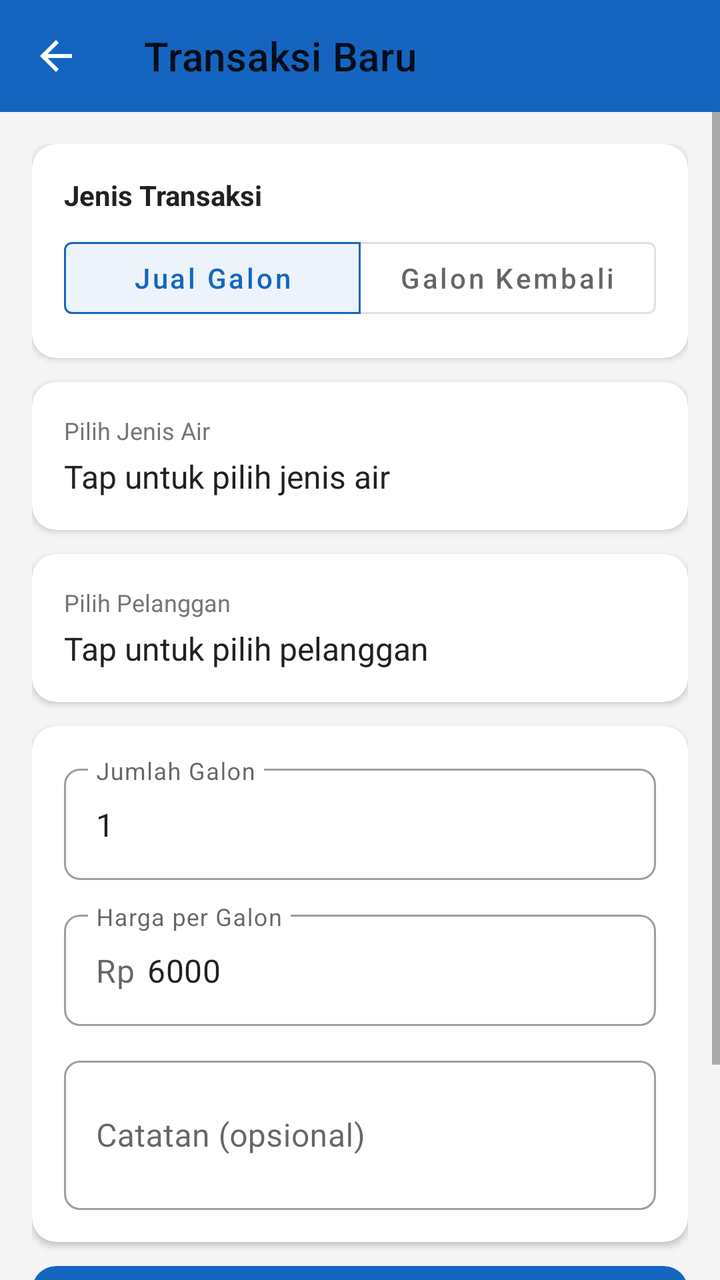
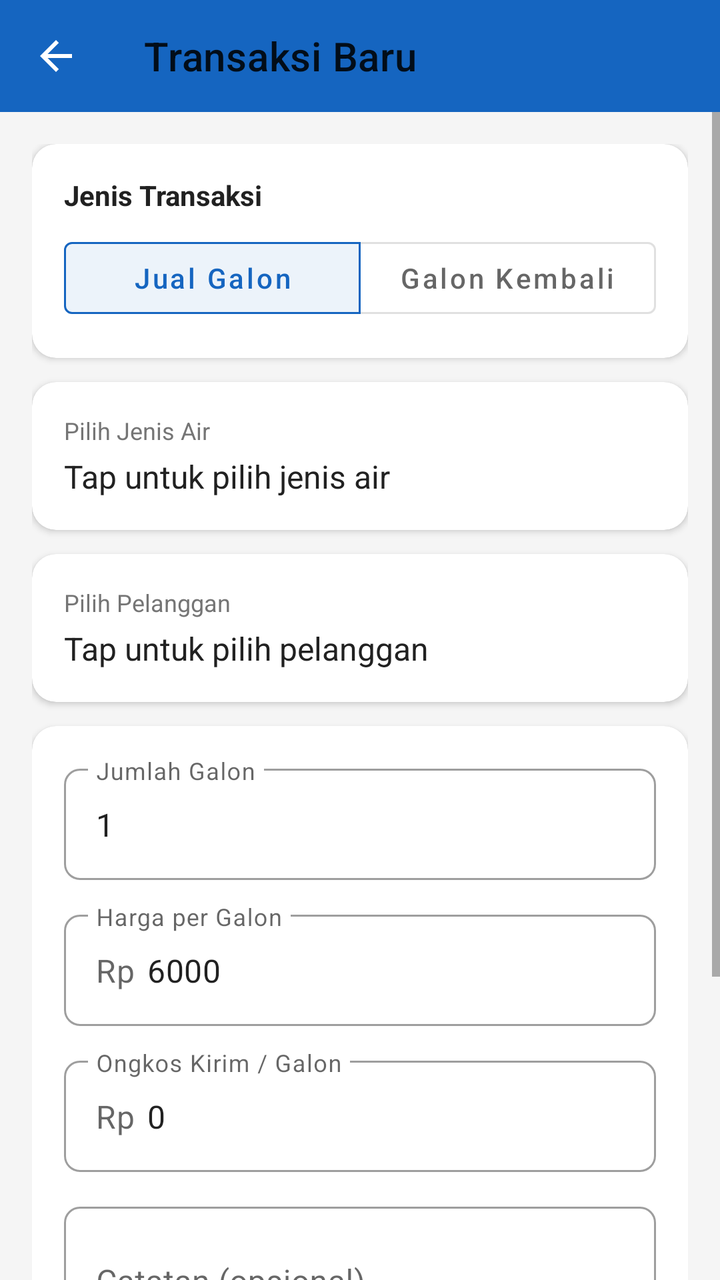

Screens rendered from an Android XML layout before and after an edit, with the pre-edit source and the edit as a unified diff.
<!-- AndroidManifest.xml: application theme Theme.DAMIUPOS -->
<!-- res/layout/activity_transaction.xml -->
<?xml version="1.0" encoding="utf-8"?>
<LinearLayout
    xmlns:android="http://schemas.android.com/apk/res/android"
    xmlns:app="http://schemas.android.com/apk/res-auto"
    android:layout_width="match_parent"
    android:layout_height="match_parent"
    android:orientation="vertical"
    android:background="@color/grey_light">

    <com.google.android.material.appbar.AppBarLayout
        android:layout_width="match_parent"
        android:layout_height="wrap_content">

        <androidx.appcompat.widget.Toolbar
            android:id="@+id/toolbar"
            android:layout_width="match_parent"
            android:layout_height="?attr/actionBarSize"
            android:background="@color/primary"
            android:titleTextColor="@color/white"
            app:navigationIcon="@drawable/ic_arrow_back"
            app:title="@string/transaksi_baru" />
    </com.google.android.material.appbar.AppBarLayout>

    <ScrollView
        android:layout_width="match_parent"
        android:layout_height="match_parent">

        <LinearLayout
            android:layout_width="match_parent"
            android:layout_height="wrap_content"
            android:orientation="vertical"
            android:padding="16dp">

            
            <com.google.android.material.card.MaterialCardView
                android:layout_width="match_parent"
                android:layout_height="wrap_content"
                app:cardCornerRadius="12dp"
                app:cardElevation="2dp">

                <LinearLayout
                    android:layout_width="match_parent"
                    android:layout_height="wrap_content"
                    android:orientation="vertical"
                    android:padding="16dp">

                    <TextView
                        android:layout_width="wrap_content"
                        android:layout_height="wrap_content"
                        android:text="Jenis Transaksi"
                        android:textColor="@color/text_primary"
                        android:textSize="14sp"
                        android:textStyle="bold" />

                    <com.google.android.material.button.MaterialButtonToggleGroup
                        android:id="@+id/toggleType"
                        android:layout_width="match_parent"
                        android:layout_height="wrap_content"
                        android:layout_marginTop="8dp"
                        app:singleSelection="true"
                        app:selectionRequired="true"
                        app:checkedButton="@+id/btnTypeJual">

                        <com.google.android.material.button.MaterialButton
                            android:id="@+id/btnTypeJual"
                            style="@style/Widget.MaterialComponents.Button.OutlinedButton"
                            android:layout_width="0dp"
                            android:layout_height="wrap_content"
                            android:layout_weight="1"
                            android:text="@string/jual_galon"
                            android:textAllCaps="false" />

                        <com.google.android.material.button.MaterialButton
                            android:id="@+id/btnTypeKembali"
                            style="@style/Widget.MaterialComponents.Button.OutlinedButton"
                            android:layout_width="0dp"
                            android:layout_height="wrap_content"
                            android:layout_weight="1"
                            android:text="@string/galon_kembali"
                            android:textAllCaps="false" />
                    </com.google.android.material.button.MaterialButtonToggleGroup>
                </LinearLayout>
            </com.google.android.material.card.MaterialCardView>

            
            <com.google.android.material.card.MaterialCardView
                android:id="@+id/cardProduct"
                android:layout_width="match_parent"
                android:layout_height="wrap_content"
                android:layout_marginTop="12dp"
                app:cardCornerRadius="12dp"
                app:cardElevation="2dp"
                android:clickable="true"
                android:focusable="true">

                <LinearLayout
                    android:layout_width="match_parent"
                    android:layout_height="wrap_content"
                    android:orientation="vertical"
                    android:padding="16dp">

                    <TextView
                        android:layout_width="wrap_content"
                        android:layout_height="wrap_content"
                        android:text="Pilih Jenis Air"
                        android:textColor="@color/text_secondary"
                        android:textSize="12sp" />

                    <TextView
                        android:id="@+id/tvSelectedProduct"
                        android:layout_width="wrap_content"
                        android:layout_height="wrap_content"
                        android:layout_marginTop="4dp"
                        android:text="Tap untuk pilih jenis air"
                        android:textColor="@color/text_primary"
                        android:textSize="16sp" />
                </LinearLayout>
            </com.google.android.material.card.MaterialCardView>

            
            <com.google.android.material.card.MaterialCardView
                android:id="@+id/cardCustomer"
                android:layout_width="match_parent"
                android:layout_height="wrap_content"
                android:layout_marginTop="12dp"
                app:cardCornerRadius="12dp"
                app:cardElevation="2dp"
                android:clickable="true"
                android:focusable="true">

                <LinearLayout
                    android:layout_width="match_parent"
                    android:layout_height="wrap_content"
                    android:orientation="vertical"
                    android:padding="16dp">

                    <TextView
                        android:layout_width="wrap_content"
                        android:layout_height="wrap_content"
                        android:text="@string/pilih_pelanggan"
                        android:textColor="@color/text_secondary"
                        android:textSize="12sp" />

                    <TextView
                        android:id="@+id/tvSelectedCustomer"
                        android:layout_width="wrap_content"
                        android:layout_height="wrap_content"
                        android:layout_marginTop="4dp"
                        android:text="Tap untuk pilih pelanggan"
                        android:textColor="@color/text_primary"
                        android:textSize="16sp" />
                </LinearLayout>
            </com.google.android.material.card.MaterialCardView>

            
            <com.google.android.material.card.MaterialCardView
                android:layout_width="match_parent"
                android:layout_height="wrap_content"
                android:layout_marginTop="12dp"
                app:cardCornerRadius="12dp"
                app:cardElevation="2dp">

                <LinearLayout
                    android:layout_width="match_parent"
                    android:layout_height="wrap_content"
                    android:orientation="vertical"
                    android:padding="16dp">

                    <com.google.android.material.textfield.TextInputLayout
                        android:layout_width="match_parent"
                        android:layout_height="wrap_content"
                        style="@style/Widget.MaterialComponents.TextInputLayout.OutlinedBox"
                        android:hint="@string/jumlah_galon"
                        app:boxCornerRadiusBottomEnd="8dp"
                        app:boxCornerRadiusBottomStart="8dp"
                        app:boxCornerRadiusTopEnd="8dp"
                        app:boxCornerRadiusTopStart="8dp">

                        <com.google.android.material.textfield.TextInputEditText
                            android:id="@+id/etJumlahGalon"
                            android:layout_width="match_parent"
                            android:layout_height="wrap_content"
                            android:inputType="number"
                            android:text="1" />
                    </com.google.android.material.textfield.TextInputLayout>

                    <com.google.android.material.textfield.TextInputLayout
                        android:id="@+id/tilHarga"
                        android:layout_width="match_parent"
                        android:layout_height="wrap_content"
                        android:layout_marginTop="12dp"
                        style="@style/Widget.MaterialComponents.TextInputLayout.OutlinedBox"
                        android:hint="@string/harga_per_galon"
                        app:prefixText="Rp "
                        app:boxCornerRadiusBottomEnd="8dp"
                        app:boxCornerRadiusBottomStart="8dp"
                        app:boxCornerRadiusTopEnd="8dp"
                        app:boxCornerRadiusTopStart="8dp">

                        <com.google.android.material.textfield.TextInputEditText
                            android:id="@+id/etHargaPerGalon"
                            android:layout_width="match_parent"
                            android:layout_height="wrap_content"
                            android:inputType="numberDecimal"
                            android:text="6000" />
                    </com.google.android.material.textfield.TextInputLayout>

                    <com.google.android.material.textfield.TextInputLayout
                        android:layout_width="match_parent"
                        android:layout_height="wrap_content"
                        android:layout_marginTop="12dp"
                        style="@style/Widget.MaterialComponents.TextInputLayout.OutlinedBox"
                        android:hint="@string/catatan"
                        app:boxCornerRadiusBottomEnd="8dp"
                        app:boxCornerRadiusBottomStart="8dp"
                        app:boxCornerRadiusTopEnd="8dp"
                        app:boxCornerRadiusTopStart="8dp">

                        <com.google.android.material.textfield.TextInputEditText
                            android:id="@+id/etCatatan"
                            android:layout_width="match_parent"
                            android:layout_height="wrap_content"
                            android:inputType="textMultiLine"
                            android:minLines="2" />
                    </com.google.android.material.textfield.TextInputLayout>
                </LinearLayout>
            </com.google.android.material.card.MaterialCardView>

            
            <com.google.android.material.card.MaterialCardView
                android:layout_width="match_parent"
                android:layout_height="wrap_content"
                android:layout_marginTop="12dp"
                app:cardCornerRadius="12dp"
                app:cardElevation="2dp"
                app:cardBackgroundColor="@color/primary">

                <LinearLayout
                    android:layout_width="match_parent"
                    android:layout_height="wrap_content"
                    android:orientation="horizontal"
                    android:padding="16dp">

                    <TextView
                        android:layout_width="0dp"
                        android:layout_height="wrap_content"
                        android:layout_weight="1"
                        android:text="@string/total_harga"
                        android:textColor="@color/white"
                        android:textSize="16sp" />

                    <TextView
                        android:id="@+id/tvTotalHarga"
                        android:layout_width="wrap_content"
                        android:layout_height="wrap_content"
                        android:text="Rp 6.000"
                        android:textColor="@color/white"
                        android:textSize="20sp"
                        android:textStyle="bold" />
                </LinearLayout>
            </com.google.android.material.card.MaterialCardView>

            <com.google.android.material.button.MaterialButton
                android:id="@+id/btnSimpan"
                android:layout_width="match_parent"
                android:layout_height="wrap_content"
                android:layout_marginTop="16dp"
                android:text="@string/simpan"
                android:textAllCaps="false"
                android:textSize="16sp"
                app:cornerRadius="12dp" />

        </LinearLayout>
    </ScrollView>
</LinearLayout>
<!-- resources referenced by this layout -->
<resources>
  <color name="grey_light">#F5F5F5</color>
  <color name="primary">#1565C0</color>
  <color name="text_primary">#212121</color>
  <color name="text_secondary">#757575</color>
  <color name="white">#FFFFFF</color>
  <!-- drawable ic_arrow_back (drawable) -->
  <?xml version="1.0" encoding="utf-8"?>
  <vector xmlns:android="http://schemas.android.com/apk/res/android"
      android:width="24dp"
      android:height="24dp"
      android:viewportWidth="24"
      android:viewportHeight="24"
      android:tint="@color/white">
      <path
          android:fillColor="#FFFFFF"
          android:pathData="M20,11H7.83l5.59,-5.59L12,4l-8,8 8,8 1.41,-1.41L7.83,13H20v-2z" />
  </vector>
  <string name="catatan">Catatan (opsional)</string>
  <string name="galon_kembali">Galon Kembali</string>
  <string name="harga_per_galon">Harga per Galon</string>
  <string name="jual_galon">Jual Galon</string>
  <string name="jumlah_galon">Jumlah Galon</string>
  <string name="pilih_pelanggan">Pilih Pelanggan</string>
  <string name="simpan">Simpan</string>
  <string name="total_harga">Total Harga</string>
  <string name="transaksi_baru">Transaksi Baru</string>
  <style name="Theme.DAMIUPOS" parent="Theme.MaterialComponents.Light.NoActionBar">
          <item name="colorPrimary">@color/primary</item>
          <item name="colorPrimaryDark">@color/primary_dark</item>
          <item name="colorAccent">@color/accent</item>
          <item name="android:statusBarColor">@color/primary_dark</item>
      </style>
  <color name="primary_dark">#0D47A1</color>
  <color name="accent">#FF6F00</color>
</resources>

<!-- the commit's change to res/layout/activity_transaction.xml (unified diff, before → after) -->
@@ -206,6 +206,27 @@
                     </com.google.android.material.textfield.TextInputLayout>
 
                     <com.google.android.material.textfield.TextInputLayout
+                        android:id="@+id/tilOngkir"
+                        android:layout_width="match_parent"
+                        android:layout_height="wrap_content"
+                        android:layout_marginTop="12dp"
+                        style="@style/Widget.MaterialComponents.TextInputLayout.OutlinedBox"
+                        android:hint="Ongkos Kirim / Galon"
+                        app:prefixText="Rp "
+                        app:boxCornerRadiusBottomEnd="8dp"
+                        app:boxCornerRadiusBottomStart="8dp"
+                        app:boxCornerRadiusTopEnd="8dp"
+                        app:boxCornerRadiusTopStart="8dp">
+
+                        <com.google.android.material.textfield.TextInputEditText
+                            android:id="@+id/etOngkir"
+                            android:layout_width="match_parent"
+                            android:layout_height="wrap_content"
+                            android:inputType="numberDecimal"
+                            android:text="0" />
+                    </com.google.android.material.textfield.TextInputLayout>
+
+                    <com.google.android.material.textfield.TextInputLayout
                         android:layout_width="match_parent"
                         android:layout_height="wrap_content"
                         android:layout_marginTop="12dp"
